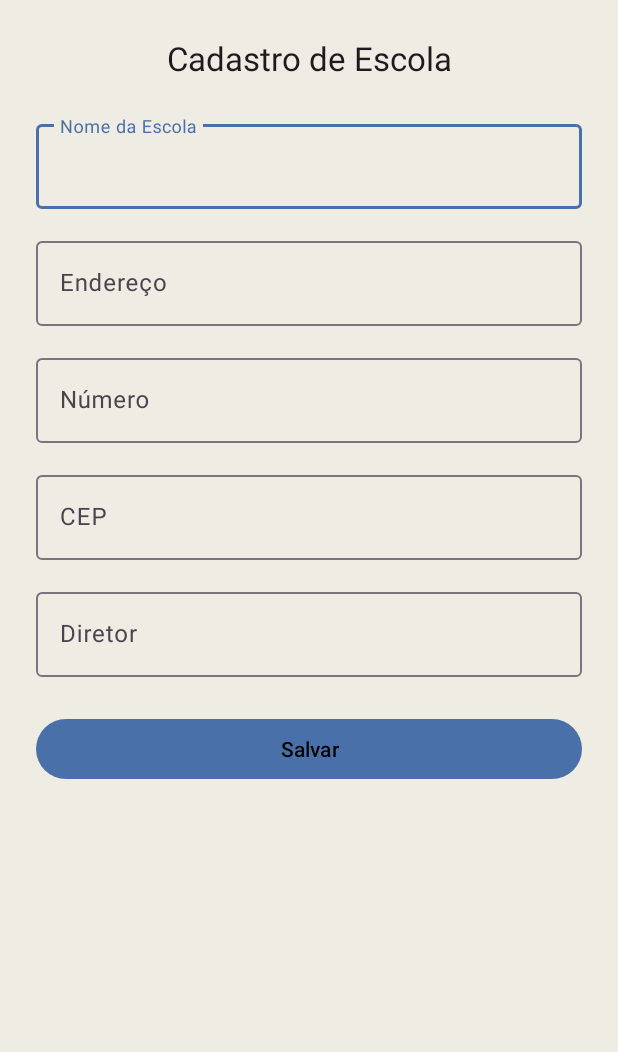
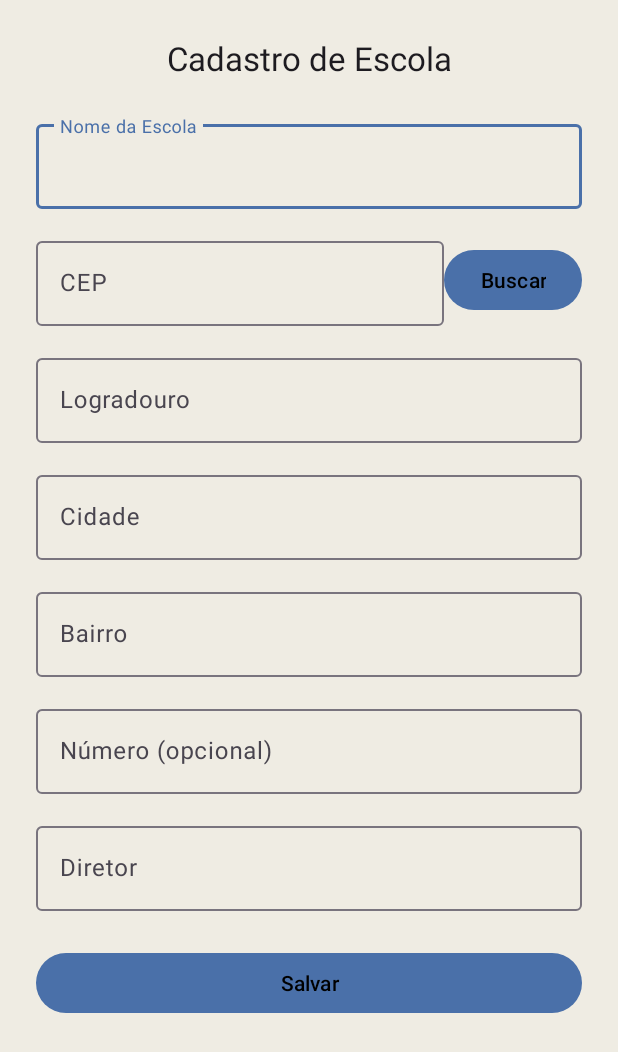
Before and after one commit to Impacta-Jullya-Nigro/School, an Android app: the fragment CadastrarEscolaFragment shown on its own in the app's theme, on a phone screen of 412 x 824 dp. Shown: the top 1052 px of the screen. Run offline under Robolectric (Android 15) with nearby library versions, the phone set to English and light mode, and no system bars.

Commit message:
feat: adicionar api via cep no cadastro da escola

```diff
--- a/app/build.gradle.kts
+++ b/app/build.gradle.kts
@@ -51,6 +51,9 @@ dependencies {
     implementation(libs.androidx.navigation.ui.ktx)
     implementation(libs.androidx.preference)
 
+    implementation("com.squareup.retrofit2:retrofit:2.9.0")
+    implementation("com.squareup.retrofit2:converter-gson:2.9.0")
+
     val room_version = "2.6.1"
     implementation("androidx.room:room-runtime:$room_version")
     kapt("androidx.room:room-compiler:$room_version")
--- a/app/src/main/AndroidManifest.xml
+++ b/app/src/main/AndroidManifest.xml
@@ -1,6 +1,8 @@
 <?xml version="1.0" encoding="utf-8"?>
 <manifest xmlns:android="http://schemas.android.com/apk/res/android"
     xmlns:tools="http://schemas.android.com/tools">
+
+    <uses-permission android:name="android.permission.INTERNET" />
 
     <application
         android:name=".SchoolApplication"
--- a/app/src/main/java/com/example/school/EditarEscolasAdapter.kt
+++ b/app/src/main/java/com/example/school/EditarEscolasAdapter.kt
@@ -28,7 +28,7 @@ class EditarEscolasAdapter(
 
         fun bind(escola: Escola) {
             binding.textViewEscolaNome.text = escola.nome
-            binding.textViewEscolaEndereco.text = "${escola.endereco}, ${escola.numero}"
+            binding.textViewEscolaEndereco.text = "${escola.logradouro}, ${escola.numero} - ${escola.bairro}, ${escola.cidade}"
             binding.imageViewEdit.setOnClickListener { onEdit(escola) }
             binding.imageViewDelete.setOnClickListener { onDelete(escola) }
         }
--- a/app/src/main/java/com/example/school/data/Escola.kt
+++ b/app/src/main/java/com/example/school/data/Escola.kt
@@ -10,7 +10,9 @@ data class Escola(
     @ColumnInfo(name = "id_escola")
     val id: Int = 0,
     val nome: String,
-    val endereco: String,
+    val logradouro: String,
+    val bairro: String,
+    val cidade: String,
     val numero: String,
     val cep: String,
     val diretor: String,
--- a/app/src/main/res/layout/fragment_cadastrar_escola.xml
+++ b/app/src/main/res/layout/fragment_cadastrar_escola.xml
@@ -39,45 +39,13 @@
         </com.google.android.material.textfield.TextInputLayout>
 
         <com.google.android.material.textfield.TextInputLayout
-            android:id="@+id/input_layout_endereco"
+            android:id="@+id/input_layout_cep"
             android:layout_width="0dp"
             android:layout_height="wrap_content"
             android:layout_marginTop="16dp"
             app:layout_constraintTop_toBottomOf="@id/input_layout_nome"
             app:layout_constraintStart_toStartOf="parent"
-            app:layout_constraintEnd_toEndOf="parent">
-
-            <com.google.android.material.textfield.TextInputEditText
-                android:id="@+id/editTextEndereco"
-                android:layout_width="match_parent"
-                android:layout_height="wrap_content"
-                android:hint="Endereço" />
-        </com.google.android.material.textfield.TextInputLayout>
-
-        <com.google.android.material.textfield.TextInputLayout
-            android:id="@+id/input_layout_numero"
-            android:layout_width="0dp"
-            android:layout_height="wrap_content"
-            android:layout_marginTop="16dp"
-            app:layout_constraintTop_toBottomOf="@id/input_layout_endereco"
-            app:layout_constraintStart_toStartOf="parent"
-            app:layout_constraintEnd_toEndOf="parent">
-
-            <com.google.android.material.textfield.TextInputEditText
-                android:id="@+id/editTextNumero"
-                android:layout_width="match_parent"
-                android:layout_height="wrap_content"
-                android:hint="Número" />
-        </com.google.android.material.textfield.TextInputLayout>
-
-        <com.google.android.material.textfield.TextInputLayout
-            android:id="@+id/input_layout_cep"
-            android:layout_width="0dp"
-            android:layout_height="wrap_content"
-            android:layout_marginTop="16dp"
-            app:layout_constraintTop_toBottomOf="@id/input_layout_numero"
-            app:layout_constraintStart_toStartOf="parent"
-            app:layout_constraintEnd_toEndOf="parent">
+            app:layout_constraintEnd_toStartOf="@+id/buttonBuscarCep">
 
             <com.google.android.material.textfield.TextInputEditText
                 android:id="@+id/editTextCep"
@@ -86,12 +54,86 @@
                 android:hint="CEP" />
         </com.google.android.material.textfield.TextInputLayout>
 
+        <Button
+            android:id="@+id/buttonBuscarCep"
+            android:layout_width="wrap_content"
+            android:layout_height="wrap_content"
+            android:text="Buscar"
+            app:layout_constraintTop_toTopOf="@id/input_layout_cep"
+            app:layout_constraintBottom_toBottomOf="@id/input_layout_cep"
+            app:layout_constraintStart_toEndOf="@id/input_layout_cep"
+            app:layout_constraintEnd_toEndOf="parent" />
+
+        <com.google.android.material.textfield.TextInputLayout
+            android:id="@+id/input_layout_logradouro"
+            android:layout_width="0dp"
+            android:layout_height="wrap_content"
+            android:layout_marginTop="16dp"
+            app:layout_constraintTop_toBottomOf="@id/input_layout_cep"
+            app:layout_constraintStart_toStartOf="parent"
+            app:layout_constraintEnd_toEndOf="parent">
+
+            <com.google.android.material.textfield.TextInputEditText
+                android:id="@+id/editTextLogradouro"
+                android:layout_width="match_parent"
+                android:layout_height="wrap_content"
+                android:hint="Logradouro" />
+        </com.google.android.material.textfield.TextInputLayout>
+
+        <com.google.android.material.textfield.TextInputLayout
+            android:id="@+id/input_layout_cidade"
+            android:layout_width="0dp"
+            android:layout_height="wrap_content"
+            android:layout_marginTop="16dp"
+            app:layout_constraintTop_toBottomOf="@id/input_layout_logradouro"
+            app:layout_constraintStart_toStartOf="parent"
+            app:layout_constraintEnd_toEndOf="parent">
+
+            <com.google.android.material.textfield.TextInputEditText
+                android:id="@+id/editTextCidade"
+                android:layout_width="match_parent"
+                android:layout_height="wrap_content"
+                android:hint="Cidade" />
+        </com.google.android.material.textfield.TextInputLayout>
+
+        <com.google.android.material.textfield.TextInputLayout
+            android:id="@+id/input_layout_bairro"
+            android:layout_width="0dp"
+            android:layout_height="wrap_content"
+            android:layout_marginTop="16dp"
+            app:layout_constraintTop_toBottomOf="@id/input_layout_cidade"
+            app:layout_constraintStart_toStartOf="parent"
+            app:layout_constraintEnd_toEndOf="parent">
+
+            <com.google.android.material.textfield.TextInputEditText
+                android:id="@+id/editTextBairro"
+                android:layout_width="match_parent"
+                android:layout_height="wrap_content"
+                android:hint="Bairro" />
+        </com.google.android.material.textfield.TextInputLayout>
+
+        <com.google.android.material.textfield.TextInputLayout
+            android:id="@+id/input_layout_numero"
+            android:layout_width="0dp"
+            android:layout_height="wrap_content"
+            android:layout_marginTop="16dp"
+            app:layout_constraintTop_toBottomOf="@id/input_layout_bairro"
+            app:layout_constraintStart_toStartOf="parent"
+            app:layout_constraintEnd_toEndOf="parent">
+
+            <com.google.android.material.textfield.TextInputEditText
+                android:id="@+id/editTextNumero"
+                android:layout_width="match_parent"
+                android:layout_height="wrap_content"
+                android:hint="Número (opcional)" />
+        </com.google.android.material.textfield.TextInputLayout>
+
         <com.google.android.material.textfield.TextInputLayout
             android:id="@+id/input_layout_diretor"
             android:layout_width="0dp"
             android:layout_height="wrap_content"
             android:layout_marginTop="16dp"
-            app:layout_constraintTop_toBottomOf="@id/input_layout_cep"
+            app:layout_constraintTop_toBottomOf="@+id/input_layout_numero"
             app:layout_constraintStart_toStartOf="parent"
             app:layout_constraintEnd_toEndOf="parent">
 
```
Also changed, not shown: app/src/main/java/com/example/school/CadastrarEscolaFragment.kt (+44 -5 lines), app/src/main/java/com/example/school/api/Endereco.kt (added, +8 -0 lines), app/src/main/java/com/example/school/api/RetrofitClient.kt (added, +17 -0 lines), app/src/main/java/com/example/school/api/ViaCepApi.kt (added, +10 -0 lines), app/src/main/java/com/example/school/data/SchoolViewModel.kt (+4 -4 lines), app/src/main/res/layout/fragment_slideshow.xml (+1 -7 lines), 1 other file.
